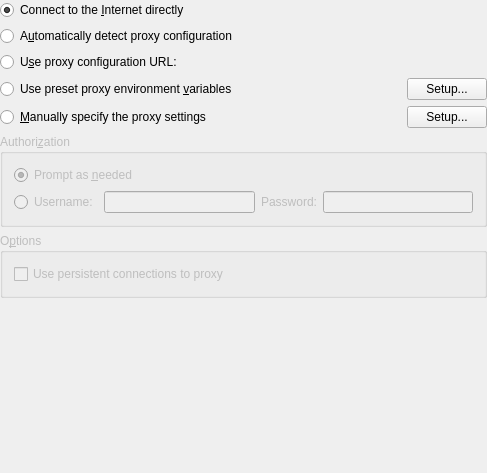
KDE/konqueror, file konqueror/settings/kio/kproxydlg.ui: the form before one commit.
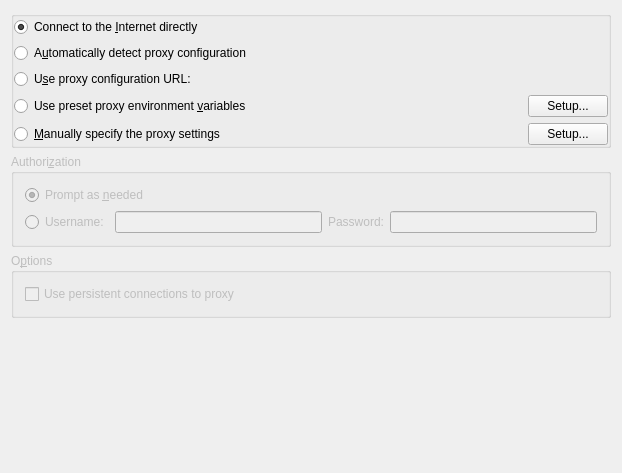
The form after the commit. Custom widgets are drawn as their Qt base class.

Commit message: Fixed proxy dialog UI. Patch by Dario Andres. Tested by me

```diff
--- a/konqueror/settings/kio/kproxydlg.ui
+++ b/konqueror/settings/kio/kproxydlg.ui
@@ -5,7 +5,7 @@
    <rect>
     <x>0</x>
     <y>0</y>
-    <width>487</width>
+    <width>622</width>
     <height>473</height>
    </rect>
   </property>
@@ -18,12 +18,19 @@
 If you are uncertain whether or not you need to use a proxy server to connect to the Internet, consult your Internet service provider's setup guide or your system administrator.
 &lt;/qt></string>
   </property>
-  <layout class="QVBoxLayout" >
+  <layout class="QVBoxLayout" name="verticalLayout_2" >
+   <item>
+    <widget class="QGroupBox" name="gbMain" >
+     <property name="title" >
+      <string/>
+     </property>
+     <property name="flat" >
+      <bool>true</bool>
+     </property>
+     <layout class="QVBoxLayout" name="verticalLayout" >
    <property name="margin" >
     <number>0</number>
    </property>
-   <item>
-    <layout class="QVBoxLayout" >
      <item>
       <widget class="QRadioButton" name="rbNoProxy" >
        <property name="whatsThis" >
@@ -181,6 +188,7 @@
       </layout>
      </item>
     </layout>
+    </widget>
    </item>
    <item>
     <widget class="QGroupBox" name="gbAuth" >
```
Lines whose indentation alone changed are shown as unchanged.
